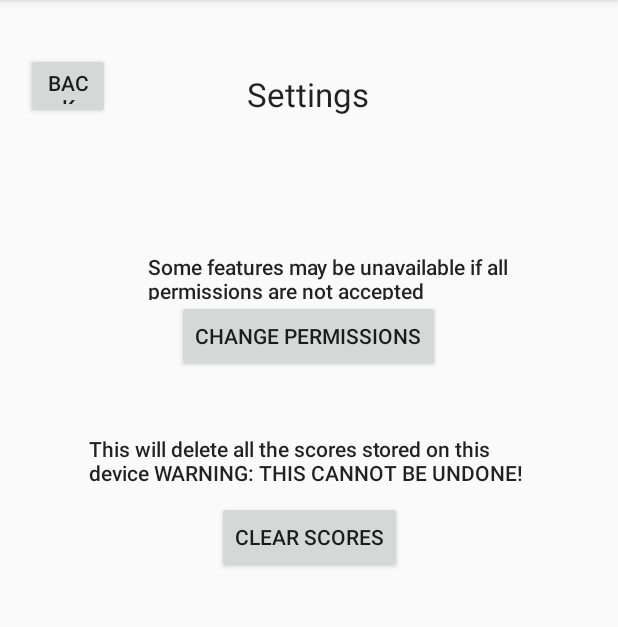
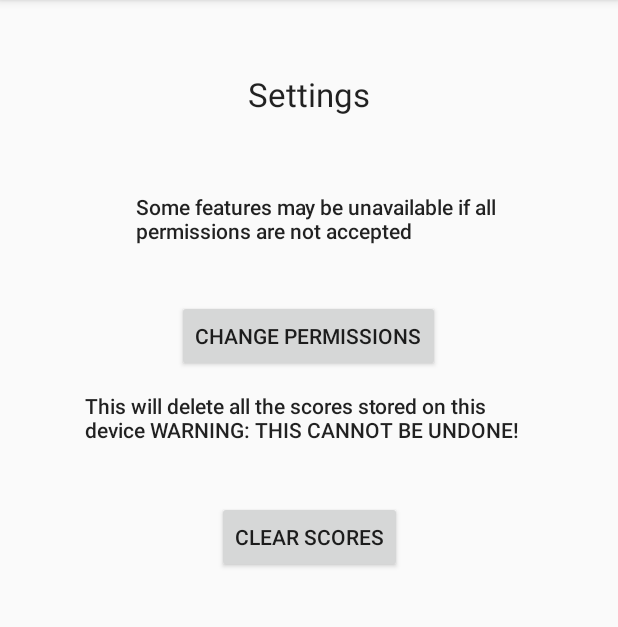
Before and after one commit to 1320071/CMP309, an Android app: the activity_settings screen opened directly, with no data from a screen before it, on a phone screen of 412 x 824 dp, the part 84-711 px from its top. Run offline under Robolectric (Android 15) with nearby library versions, the phone set to English and light mode, and no system bars.

```diff
--- a/app/src/main/java/com/example/cmp309coursework/activity_settings.java
+++ b/app/src/main/java/com/example/cmp309coursework/activity_settings.java
@@ -3,6 +3,7 @@ package com.example.cmp309coursework;
 import android.Manifest;
 import android.content.Intent;
 import android.os.Bundle;
+import android.util.Log;
 import android.view.View;
 import android.widget.Button;
 
@@ -18,9 +19,11 @@ public class activity_settings extends AppCompatActivity implements View.OnClick
         super.onCreate(savedInstanceState);
         setContentView(R.layout.activity_settings);
 
-        final Button back = findViewById(R.id.backBttn);
         final Button changePerms = findViewById(R.id.permsBttn);
         final Button clearScores = findViewById(R.id.clearScoresBttn);
+        changePerms.setOnClickListener(this);
+        clearScores.setOnClickListener(this);
+
     }
 
     @Override
@@ -28,14 +31,13 @@ public class activity_settings extends AppCompatActivity implements View.OnClick
     {
         switch (v.getId())
         {
-            case R.id.backBttn:
-                startActivity(new Intent(activity_settings.this, main_activity.class));
-                break;
             case R.id.permsBttn:
                 requestPermissions(new String[]{Manifest.permission.ACCESS_COARSE_LOCATION, Manifest.permission.ACCESS_FINE_LOCATION, Manifest.permission.INTERNET}, R.string.app_name);
                 break;
             case R.id.clearScoresBttn:
-                //TODO: implement
+                database_helper databaseObj = new database_helper(this);
+                databaseObj.clearDB();
+                Log.d(TAG, "Cleared scores button pressed");
                 break;
             default:
                 throw new IllegalStateException("Unexpected value: " + v.getId());
--- a/app/src/main/java/com/example/cmp309coursework/main_activity.java
+++ b/app/src/main/java/com/example/cmp309coursework/main_activity.java
@@ -18,10 +18,6 @@ import android.util.Log;
 import android.view.View;
 import android.widget.Button;
 
-import com.example.cmp309coursework.database_helper;
-
-import java.util.List;
-import java.util.Map;
 
 public class main_activity extends AppCompatActivity implements View.OnClickListener
 {
--- a/app/src/main/res/layout/activity_settings.xml
+++ b/app/src/main/res/layout/activity_settings.xml
@@ -15,22 +15,9 @@
         android:textAppearance="@style/TextAppearance.AppCompat.Large"
         app:layout_constraintBottom_toTopOf="@+id/permsBttn"
         app:layout_constraintEnd_toEndOf="parent"
-        app:layout_constraintHorizontal_bias="0.355"
-        app:layout_constraintStart_toEndOf="@+id/backBttn"
+        app:layout_constraintStart_toStartOf="parent"
         app:layout_constraintTop_toTopOf="parent"
         app:layout_constraintVertical_bias="0.0" />
-
-    <Button
-        android:id="@+id/backBttn"
-        android:layout_width="56dp"
-        android:layout_height="44dp"
-        android:text="Back"
-        app:layout_constraintBottom_toBottomOf="parent"
-        app:layout_constraintEnd_toEndOf="parent"
-        app:layout_constraintHorizontal_bias="0.049"
-        app:layout_constraintStart_toStartOf="parent"
-        app:layout_constraintTop_toTopOf="parent"
-        app:layout_constraintVertical_bias="0.049" />
 
     <Button
         android:id="@+id/permsBttn"
@@ -58,8 +45,8 @@
 
     <TextView
         android:id="@+id/permsText"
-        android:layout_width="242dp"
-        android:layout_height="32dp"
+        android:layout_width="255dp"
+        android:layout_height="72dp"
         android:layout_marginTop="152dp"
         android:text="@string/permission_warning"
         android:textAppearance="@style/TextAppearance.AppCompat.Body2"
@@ -72,8 +59,8 @@
 
     <TextView
         android:id="@+id/clearScoresText"
-        android:layout_width="292dp"
-        android:layout_height="42dp"
+        android:layout_width="298dp"
+        android:layout_height="79dp"
         android:layout_marginTop="32dp"
         android:text="@string/clear_scores_warning"
         android:textAppearance="@style/TextAppearance.AppCompat.Body2"
--- a/build.gradle
+++ b/build.gradle
@@ -7,7 +7,7 @@ buildscript {
 
     }
     dependencies {
-        classpath 'com.android.tools.build:gradle:3.6.2'
+        classpath 'com.android.tools.build:gradle:3.6.3'
 
         // NOTE: Do not place your application dependencies here; they belong
         // in the individual module build.gradle files
```
Also changed, not shown: app/src/main/AndroidManifest.xml (+10 -1 lines), app/src/main/java/com/example/cmp309coursework/activity_game.java (+132 -20 lines), app/src/main/java/com/example/cmp309coursework/database_helper.java (+20 -8 lines), app/src/main/res/layout/activity_game.xml (+40 -0 lines), app/src/main/res/layout/activity_scores.xml (+0 -12 lines).
